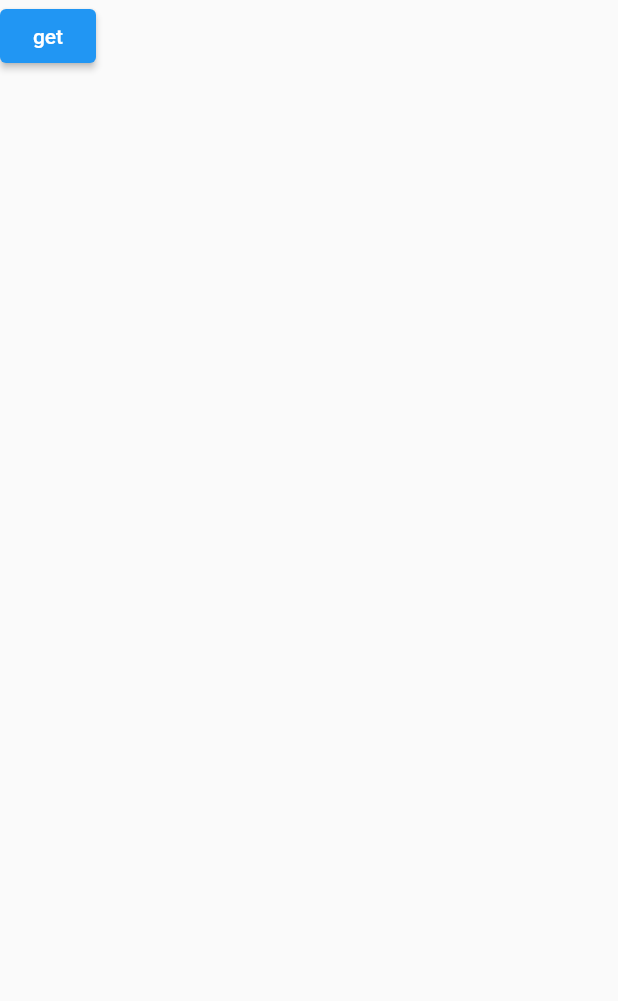
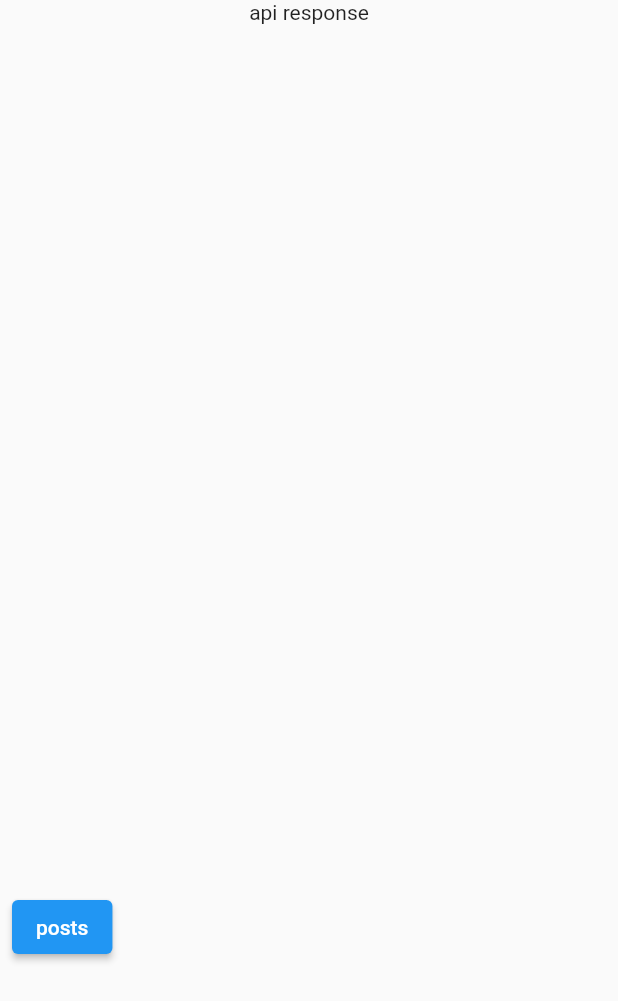
Before and after one commit to codetricity/theta_bloc_chop, a Flutter app: the screen it shows after launch, on a phone screen of 412 x 824 dp. Shown: the top 1001 px of the screen. Run offline on Flutter 3.47's test engine with Material 2 defaults, Android fonts, the phone set to English and light mode, and no system bars; our stand-ins replace bloc, chopper, equatable, flutter_bloc; generated files the repository leaves out were written again.

Commit message:
moved state to BLoC

```diff
--- /dev/null
+++ b/lib/cubit/post_cubit.dart
@@ -0,0 +1,24 @@
+import 'package:bloc/bloc.dart';
+import 'package:bloc_chop/service/placeholder_service.dart';
+import 'package:chopper/chopper.dart';
+import 'package:equatable/equatable.dart';
+import 'package:meta/meta.dart';
+
+part 'post_state.dart';
+
+class PostCubit extends Cubit<PostState> {
+  final chopper = ChopperClient(
+    baseUrl: 'https://jsonplaceholder.typicode.com',
+    services: [PlaceholderService.create()],
+    converter: const JsonConverter(),
+  );
+
+  PostCubit() : super(const PostInitial('api response'));
+
+  void getPost() async {
+    final placeholderService = chopper.getService<PlaceholderService>();
+    var response = await placeholderService.getPosts();
+    emit(PostsLoaded(response.body));
+    print(response.body.runtimeType);
+  }
+}
--- /dev/null
+++ b/lib/cubit/post_state.dart
@@ -0,0 +1,22 @@
+part of 'post_cubit.dart';
+
+@immutable
+abstract class PostState extends Equatable {
+  const PostState();
+  @override
+  List<Object> get props => [];
+}
+
+class PostInitial extends PostState {
+  final String responseText;
+  const PostInitial(this.responseText);
+  @override
+  List<Object> get props => [responseText];
+}
+
+class PostsLoaded extends PostState {
+  final List<dynamic> postList;
+  const PostsLoaded(this.postList);
+  @override
+  List<Object> get props => [postList];
+}
--- a/lib/main.dart
+++ b/lib/main.dart
@@ -1,31 +1,54 @@
+import 'package:bloc_chop/cubit/post_cubit.dart';
 import 'package:bloc_chop/service/placeholder_service.dart';
 import 'package:flutter/material.dart';
 import 'package:chopper/chopper.dart';
+import 'package:flutter_bloc/flutter_bloc.dart';
 
 void main() {
   runApp(MyApp());
 }
 
 class MyApp extends StatelessWidget {
-  final String message = 'stateless message';
-  final chopper = ChopperClient(
-    baseUrl: 'https://jsonplaceholder.typicode.com',
-    services: [PlaceholderService.create()],
-    converter: const JsonConverter(),
-  );
   MyApp({Key? key}) : super(key: key);
 
   @override
   Widget build(BuildContext context) {
-    final placeholderService = chopper.getService<PlaceholderService>();
     return MaterialApp(
-      home: Scaffold(
-        body: ElevatedButton(
-          child: const Text('get'),
-          onPressed: () async {
-            var response = await placeholderService.getPosts();
-            print(response.body);
-          },
+      home: BlocProvider(
+        create: (context) => PostCubit(),
+        child: Scaffold(
+          body: BlocBuilder<PostCubit, PostState>(
+            builder: (context, state) {
+              Widget responseWidget = Container();
+              if (state is PostInitial) {
+                responseWidget = Text(state.responseText);
+              } else if (state is PostsLoaded) {
+                responseWidget = Text(state.postList.toString());
+              }
+
+              return Column(
+                children: [
+                  Expanded(flex: 4, child: responseWidget),
+                  Expanded(
+                    flex: 4,
+                    child: Padding(
+                      padding: const EdgeInsets.all(8.0),
+                      child: Row(
+                        children: [
+                          ElevatedButton(
+                            child: const Text('posts'),
+                            onPressed: () async {
+                              context.read<PostCubit>().getPost();
+                            },
+                          ),
+                        ],
+                      ),
+                    ),
+                  ),
+                ],
+              );
+            },
+          ),
         ),
       ),
     );
--- a/pubspec.yaml
+++ b/pubspec.yaml
@@ -35,6 +35,8 @@ dependencies:
   # Use with the CupertinoIcons class for iOS style icons.
   cupertino_icons: ^1.0.2
   chopper: ^4.0.4
+  flutter_bloc: ^8.0.0
+  equatable: ^2.0.3
 
 dev_dependencies:
   flutter_test:
```
Also changed, not shown: pubspec.lock.
